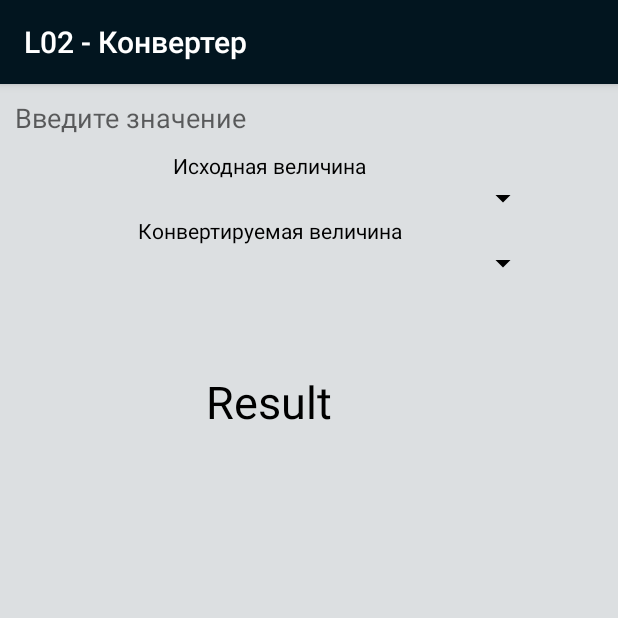
After one commit to vladimir-bukharkin/android_labs, an Android app: the ConverterActivity screen opened directly, with no data from a screen before it, on a phone screen of 412 x 824 dp, the top half of it. The commit adds this screen. Run offline under Robolectric (Android 15) with nearby library versions, the phone set to English and light mode, and no system bars; 1 statement that could not run was skipped.

Commit message:
Adds frequency and dBm, mW converter

```diff
--- /dev/null
+++ b/L02/app/src/main/java/com/example/vbukharkin/l02/ConverterActivity.java
@@ -0,0 +1,123 @@
+package com.example.vbukharkin.l02;
+
+import android.content.Intent;
+import android.support.v7.app.AppCompatActivity;
+import android.os.Bundle;
+import android.text.Editable;
+import android.text.TextWatcher;
+import android.view.View;
+import android.widget.AdapterView;
+import android.widget.ArrayAdapter;
+import android.widget.EditText;
+import android.widget.Spinner;
+import android.widget.TextView;
+
+import com.example.vbukharkin.l02.converter.DbConverter;
+import com.example.vbukharkin.l02.converter.FreqConverter;
+import com.example.vbukharkin.l02.converter.IConverter;
+import com.example.vbukharkin.l02.excptions.ConverterActivityException;
+import com.example.vbukharkin.l02.utill.ConvertingType;
+
+public class ConverterActivity extends AppCompatActivity {
+
+    private Integer inValueType;
+    private Integer outValueType;
+    private Float value;
+
+    @Override
+    protected void onCreate(Bundle savedInstanceState) {
+        super.onCreate(savedInstanceState);
+        setContentView(R.layout.activity_converter);
+        try {
+            execute();
+        } catch (ConverterActivityException e) {
+            e.printStackTrace();
+            Intent intent = new Intent(MainActivity.class.getName());
+            startActivity(intent);
+            finish();
+        }
+    }
+
+    private void execute() throws ConverterActivityException {
+
+        TextView resultText = findViewById(R.id.result);
+
+        Bundle b = getIntent().getExtras();
+        if (b != null) {
+            ConvertingType convertingType = ConvertingType.get(b.getInt(MainActivity.bundleConverterType));
+
+            final IConverter converter;
+            if (convertingType == ConvertingType.FREQ) {
+                converter = new FreqConverter();
+            } else {
+                converter = new DbConverter();
+            }
+            ArrayAdapter<?> adapter = new ArrayAdapter<>(this, android.R.layout.simple_list_item_1, converter.getSpinnerElements());
+
+            Spinner inSpinner = findViewById(R.id.spinnerInput);
+            inSpinner.setAdapter(adapter);
+            inSpinner.setOnItemSelectedListener(new AdapterView.OnItemSelectedListener() {
+                @Override
+                public void onItemSelected(AdapterView<?> adapterView, View view, int i, long l) {
+                    inValueType = i;
+                    if (value != null && outValueType != null) {
+                        resultText.setText(String.valueOf(converter.calculate(value, inValueType, outValueType)));
+                    }
+                }
+
+                @Override
+                public void onNothingSelected(AdapterView<?> adapterView) {
+
+                }
+            });
+
+            Spinner outSpinner = findViewById(R.id.spinnerOutput);
+            outSpinner.setAdapter(adapter);
+            outSpinner.setOnItemSelectedListener(new AdapterView.OnItemSelectedListener() {
+                @Override
+                public void onItemSelected(AdapterView<?> adapterView, View view, int i, long l) {
+                    outValueType = i;
+                    if (value != null && inValueType != null) {
+                        resultText.setText(String.valueOf(converter.calculate(value, inValueType, outValueType)));
+                    }
+                }
+
+                @Override
+                public void onNothingSelected(AdapterView<?> adapterView) {
+                }
+            });
+
+            startValueListener(resultText, converter);
+        } else {
+            throw new ConverterActivityException("Bundle doesn't exist");
+        }
+    }
+
+    private void startValueListener(TextView resultText, IConverter converter) {
+
+        EditText inputValue = findViewById(R.id.inputText);
+        inputValue.addTextChangedListener(new TextWatcher() {
+
+            @Override
+            public void beforeTextChanged(CharSequence charSequence, int i, int i1, int i2) {
+            }
+
+            @Override
+            public void onTextChanged(CharSequence charSequence, int i, int i1, int i2) {
+                if (charSequence.length() > 0) {
+                    value = Float.parseFloat(charSequence.toString());
+                    if (inValueType != null && outValueType != null) {
+                        resultText.setText(String.valueOf(converter.calculate(value, inValueType, outValueType)));
+                    }
+                } else {
+                    value = null;
+                    resultText.setText(R.string.result);
+                }
+            }
+
+            @Override
+            public void afterTextChanged(Editable editable) {
+            }
+        });
+    }
+}
--- /dev/null
+++ b/L02/app/src/main/java/com/example/vbukharkin/l02/converter/IConverter.java
@@ -0,0 +1,12 @@
+package com.example.vbukharkin.l02.converter;
+
+/**
+ * Created by v.bukharkin on 24.12.2017.
+ */
+
+public interface IConverter {
+
+    public String[] getSpinnerElements();
+
+    public double calculate(float value, int in, int out);
+}
--- /dev/null
+++ b/L02/app/src/main/java/com/example/vbukharkin/l02/excptions/ConverterActivityException.java
@@ -0,0 +1,11 @@
+package com.example.vbukharkin.l02.excptions;
+
+/**
+ * Created by v.bukharkin on 24.12.2017.
+ */
+
+public class ConverterActivityException extends Exception {
+    public ConverterActivityException(String message) {
+        super(message);
+    }
+}
--- /dev/null
+++ b/L02/app/src/main/res/layout/activity_converter.xml
@@ -0,0 +1,69 @@
+<?xml version="1.0" encoding="utf-8"?>
+<android.support.constraint.ConstraintLayout xmlns:android="http://schemas.android.com/apk/res/android"
+    xmlns:app="http://schemas.android.com/apk/res-auto"
+    xmlns:tools="http://schemas.android.com/tools"
+    android:layout_width="match_parent"
+    android:layout_height="match_parent"
+    tools:context="com.example.vbukharkin.l02.ConverterActivity">
+
+    <LinearLayout
+        android:layout_width="359dp"
+        android:layout_height="match_parent"
+        android:orientation="vertical">
+
+        <EditText
+            android:id="@+id/inputText"
+            android:layout_width="match_parent"
+            android:layout_height="wrap_content"
+            android:ems="10"
+            android:hint="@string/input_value"
+            android:inputType="numberDecimal"
+            android:padding="10dp" />
+
+        <TextView
+            android:id="@+id/textIn"
+            android:layout_width="match_parent"
+            android:layout_height="wrap_content"
+            android:text="@string/text_in_value"
+            android:textAlignment="center"
+            android:textColor="@android:color/black" />
+
+        <Spinner
+            android:id="@+id/spinnerInput"
+            android:layout_width="match_parent"
+            android:layout_height="wrap_content"
+            android:backgroundTint="@android:color/black"
+            android:popupBackground="@android:color/white" />
+
+        <TextView
+            android:id="@+id/textout"
+            android:layout_width="match_parent"
+            android:layout_height="wrap_content"
+            android:text="Конвертируемая величина"
+            android:textAlignment="center"
+            android:textColor="@android:color/black" />
+
+        <Spinner
+            android:id="@+id/spinnerOutput"
+            android:layout_width="match_parent"
+            android:layout_height="wrap_content"
+            android:backgroundTint="@android:color/black"
+            android:popupBackground="@android:color/white" />
+
+        <TextView
+            android:id="@+id/result"
+            android:layout_width="match_parent"
+            android:layout_height="70dp"
+            android:layout_marginTop="50dp"
+            android:backgroundTint="@android:color/white"
+            android:padding="10dp"
+            android:text="@string/result"
+            android:textAlignment="center"
+            android:textColor="@android:color/black"
+            android:textSize="30sp"
+            app:layout_constraintEnd_toEndOf="parent"
+            app:layout_constraintTop_toTopOf="parent" />
+
+    </LinearLayout>
+
+</android.support.constraint.ConstraintLayout>
--- a/L02/app/src/main/res/values/strings.xml
+++ b/L02/app/src/main/res/values/strings.xml
@@ -1,3 +1,6 @@
 <resources>
     <string name="app_name">L02</string>
+    <string name="result">Result</string>
+    <string name="input_value">Введите значение</string>
+    <string name="text_in_value">Исходная величина</string>
 </resources>
--- a/L02/app/src/main/res/values/styles.xml
+++ b/L02/app/src/main/res/values/styles.xml
@@ -1,11 +1,12 @@
 <resources>
 
     <!-- Base application theme. -->
-    <style name="AppTheme" parent="Theme.AppCompat.Light.DarkActionBar">
+    <style name="AppTheme" parent="Theme.AppCompat.DayNight.DarkActionBar">
         <!-- Customize your theme here. -->
-        <item name="colorPrimary">@color/colorPrimary</item>
-        <item name="colorPrimaryDark">@color/colorPrimaryDark</item>
-        <item name="colorAccent">@color/colorAccent</item>
+        <item name="android:backgroundTint">#DCDFE1</item>
+        <item name="colorPrimary">#02151F</item>
+        <item name="colorPrimaryDark">#073F5F</item>
+        <item name="colorAccent">#795BDC</item>
     </style>
 
 </resources>
```
Also changed, not shown: L02/app/build.gradle (+13 -1 lines), L02/app/src/main/AndroidManifest.xml (+8 -1 lines), L02/app/src/main/java/com/example/vbukharkin/l02/MainActivity.java (+28 -0 lines), L02/app/src/main/java/com/example/vbukharkin/l02/converter/DbConverter.java (added, +61 -0 lines), L02/app/src/main/java/com/example/vbukharkin/l02/converter/FreqConverter.java (added, +64 -0 lines), L02/app/src/main/java/com/example/vbukharkin/l02/utill/ConvertingType.java (added, +29 -0 lines), L02/app/src/main/res/layout/activity_main.xml (+33 -11 lines), L02/build.gradle (line endings or trailing spaces), L02/gradle/wrapper/gradle-wrapper.properties (added), 4 other files.
